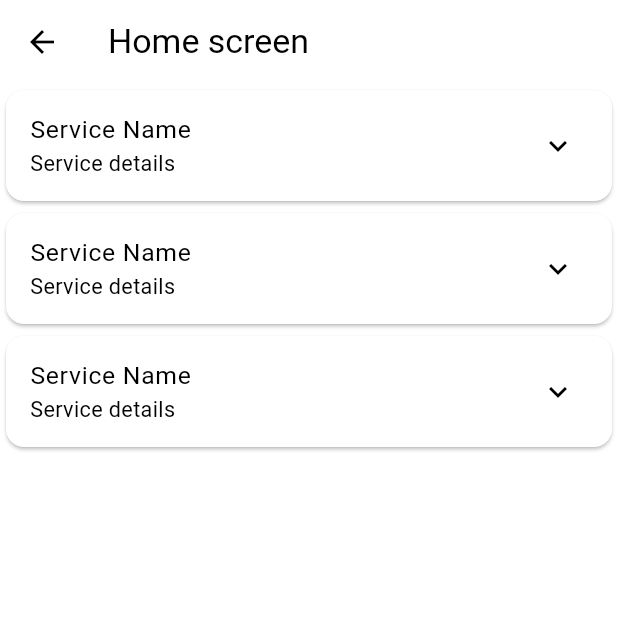
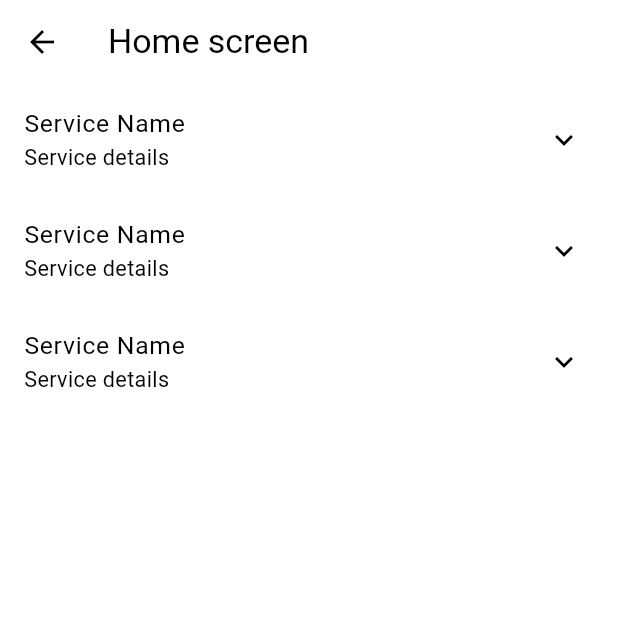
Before and after one commit to ankitaPithadiya/flutter_project, a Flutter app: the HomeScreen screen opened by its route, on a phone screen of 412 x 824 dp, the top half of it. Run offline on Flutter 3.47's test engine with Material 3 defaults, Android fonts, the phone set to English and light mode, and no system bars; our stand-ins replace connectivity_plus, flutter_rating_bar, get, pin_code_fields.

Commit message:
little bit ui change

```diff
--- a/lib/presentation/homepage/controller/home_controller.dart
+++ b/lib/presentation/homepage/controller/home_controller.dart
@@ -5,14 +5,15 @@ class HomeController extends GetxController {
   bool _customTileExpanded = false;
 
   List<Widget> tile1List = List<Widget>.generate(
-    10,
+    3,
     (index) => Card(
+      elevation: 2,
       child: Container(
         width: double.infinity,
           padding: EdgeInsets.all(15),
           child: Column(
             children: List<Widget>.generate(
-              5,
+              3,
               (index) {
                 return Text("Expense details");
               },
--- a/lib/presentation/homepage/home_screen.dart
+++ b/lib/presentation/homepage/home_screen.dart
@@ -12,13 +12,11 @@ class HomeScreen extends GetWidget<HomeController> {
       ),
       body: ListView.builder(
           itemCount: 3,
-          itemBuilder: (context, inde) {
-            return Card(
-              child: ExpansionTile(
-                title: const Text('Service Name'),
-                subtitle: const Text('Service details'),
-                children: controller.tile1List.map((index) => index).toList(),
-              ),
+          itemBuilder: (context, index) {
+            return ExpansionTile(
+              title: const Text('Service Name'),
+              subtitle: const Text('Service details'),
+              children: controller.tile1List.map((index) => index).toList(),
             );
           }),
     );
```
